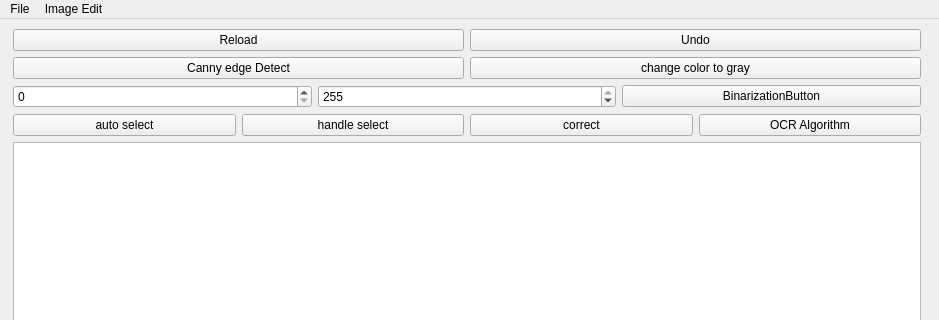
Before: the Qt Designer form neoMainWindow.ui in PillVic/ImageManager, drawn with Qt 5; both pictures show x 0 to 939 and y 0 to 320 of the 939 by 833 pixel window.
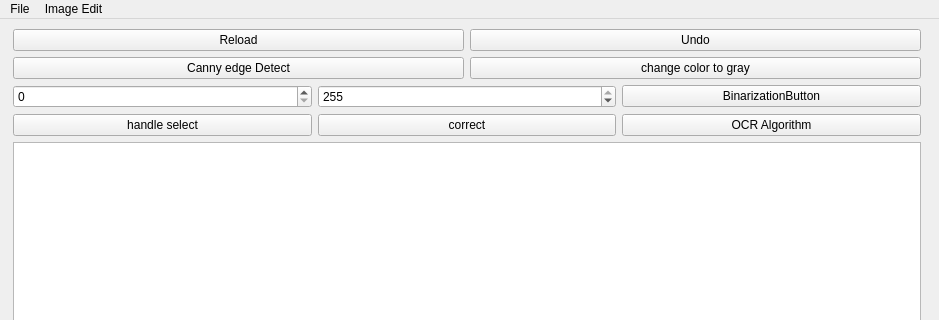
After: the same form once the commit is applied. Icons and pictures are not drawn. Custom widgets are drawn as their Qt base class.

Commit message: neoMainWindow.ui:remove auto select button

What changed in the file:
```diff
--- a/neoMainWindow.ui
+++ b/neoMainWindow.ui
@@ -112,13 +112,6 @@
        </item>
        <item>
         <layout class="QHBoxLayout" name="horizontalLayout_11">
-         <item>
-          <widget class="QPushButton" name="pushButton_7">
-           <property name="text">
-            <string>auto select</string>
-           </property>
-          </widget>
-         </item>
          <item>
           <widget class="QPushButton" name="handleSelectButton">
            <property name="text">
```
